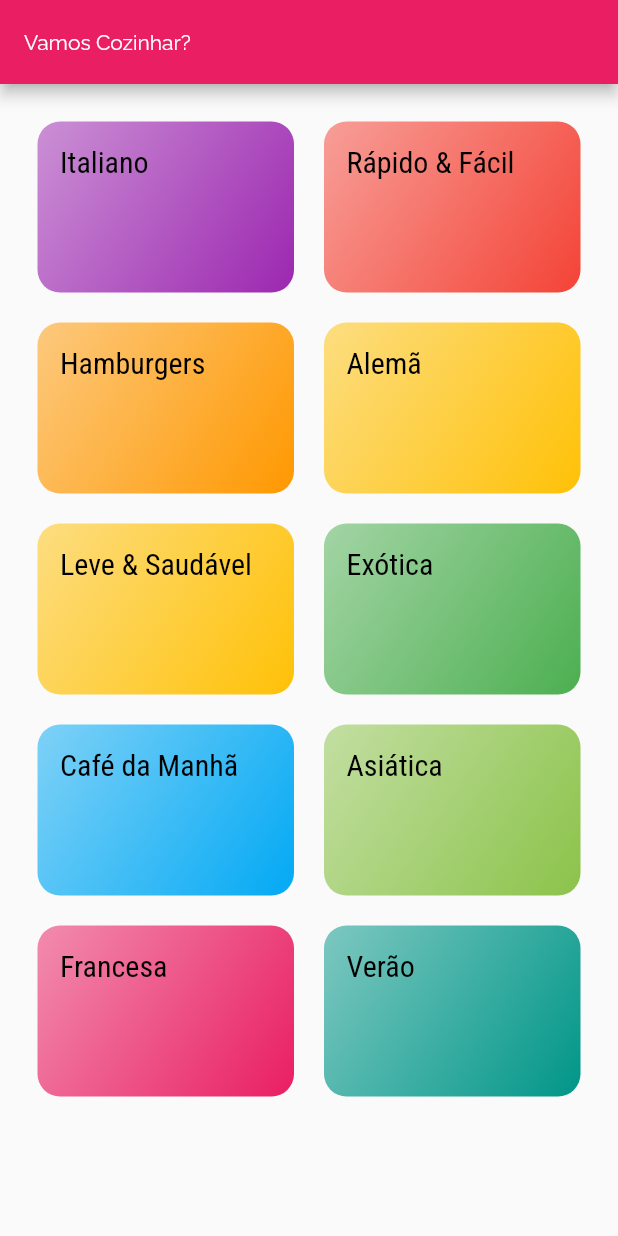
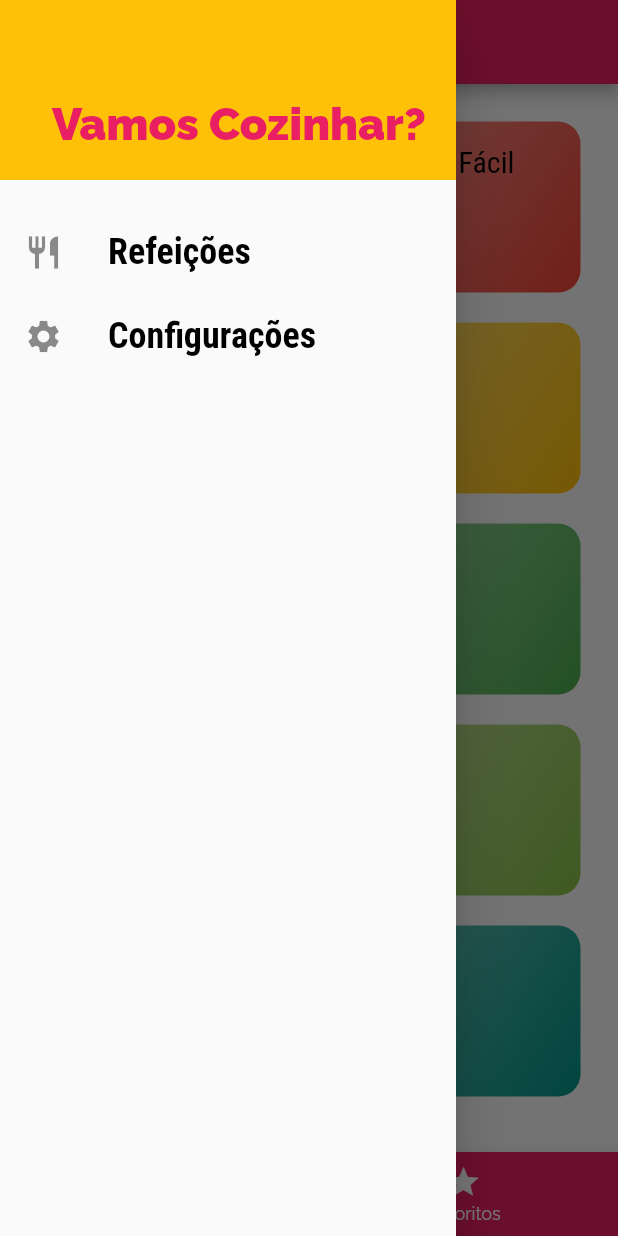
Before and after one commit to ailtonjunior-sd/meals_app, a Flutter app: the screen it shows after launch, with the side drawer open (before the commit the screen has no drawer), on a phone screen of 412 x 824 dp. Run offline on Flutter 3.47's test engine with Material 2 defaults, Android fonts, the phone set to English and light mode, and no system bars.

Commit message:
inclusao de telas e navegacao

```diff
--- /dev/null
+++ b/lib/components/main_drawer.dart
@@ -0,0 +1,60 @@
+import 'package:flutter/material.dart';
+import 'package:meals/utils/app_routes.dart';
+
+class MainDrawer extends StatelessWidget {
+  const MainDrawer({super.key});
+
+  Widget _createItem(IconData icon, String label, Function onTap) {
+    return ListTile(
+      leading: Icon(
+        icon,
+        size: 26,
+      ),
+      title: Text(
+        label,
+        style: const TextStyle(
+          color: Colors.black,
+          fontFamily: 'RobotoCondensed',
+          fontSize: 24,
+          fontWeight: FontWeight.bold,
+        ),
+      ),
+      onTap: () => onTap(),
+    );
+  }
+
+  @override
+  Widget build(BuildContext context) {
+    return Drawer(
+      child: Column(
+        children: <Widget>[
+          Container(
+            height: 120,
+            width: double.infinity,
+            padding: const EdgeInsets.all(20),
+            color: Theme.of(context).colorScheme.secondary,
+            alignment: Alignment.bottomRight,
+            child: Text(
+              'Vamos Cozinhar?',
+              style: TextStyle(
+                  fontWeight: FontWeight.w900,
+                  fontSize: 30,
+                  color: Theme.of(context).colorScheme.primary),
+            ),
+          ),
+          const SizedBox(height: 20),
+          _createItem(
+            Icons.restaurant,
+            'Refeições',
+            () => Navigator.of(context).pushReplacementNamed(AppRoutes.HOME),
+          ),
+          _createItem(
+            Icons.settings,
+            'Configurações',
+            () => Navigator.of(context).pushReplacementNamed(AppRoutes.SETTINGS),
+          ),
+        ],
+      ),
+    );
+  }
+}
--- a/lib/main.dart
+++ b/lib/main.dart
@@ -1,7 +1,9 @@
 import 'package:flutter/material.dart';
-import 'package:meals/screens/categories_screen.dart';
+import 'package:meals/screens/settings_screen.dart';
 import 'package:meals/screens/categories_meals_screen.dart';
+import 'package:meals/screens/meal_detail_screen.dart';
 import 'package:meals/utils/app_routes.dart';
+import 'package:meals/screens/tabs_screen.dart';
 
 void main() => runApp(const MyApp());
 
@@ -26,14 +28,16 @@ class MyApp extends StatelessWidget {
           titleMedium: const TextStyle(
             fontSize: 20,
             fontFamily: 'RobotoCondensed',
-            color: Colors.black
-          )
-        )
+            color: Colors.black,
+          ),
+        ),
       ),
       routes: {
-        AppRoutes.HOME: (ctx) => const CategoriesScreen(),
+        AppRoutes.HOME: (ctx) => const TabsScreen(),
         AppRoutes.CATEGORIES_MEALS: (ctx) => const CategoriesMealsScreen(),
-      }
+        AppRoutes.MEAL_DETAIL: (ctx) => const MealDetailScreen(),
+        AppRoutes.SETTINGS: (ctx) => const SettingsScreen(),
+      },
     );
   }
 }
--- a/lib/screens/categories_meals_screen.dart
+++ b/lib/screens/categories_meals_screen.dart
@@ -1,6 +1,7 @@
 import 'package:flutter/material.dart';
 import 'package:meals/models/category.dart';
 import 'package:meals/data/dummy-data.dart';
+import 'package:meals/components/meal_item.dart';
 
 class CategoriesMealsScreen extends StatelessWidget {
   const CategoriesMealsScreen({super.key});
@@ -19,10 +20,7 @@ class CategoriesMealsScreen extends StatelessWidget {
       body: ListView.builder(
         itemCount: categoryMeals.length,
         itemBuilder: (ctx, index) {
-          return Text(
-            categoryMeals[index].title,
-            style: const TextStyle(color: Colors.black),
-          );
+          return MealItem(categoryMeals[index]);
         },
       ),
     );
--- a/lib/screens/categories_screen.dart
+++ b/lib/screens/categories_screen.dart
@@ -7,14 +7,7 @@ class CategoriesScreen extends StatelessWidget {
 
   @override
   Widget build(BuildContext context) {
-    return Scaffold(
-      appBar: AppBar(
-        title: Text(
-          'Vamos Cozinhar?',
-          style: Theme.of(context).textTheme.bodyMedium,
-        ),
-      ),
-      body: GridView(
+    return GridView(
       padding: const EdgeInsets.all(25),
       gridDelegate: const SliverGridDelegateWithMaxCrossAxisExtent(
         maxCrossAxisExtent: 200,
@@ -25,7 +18,6 @@ class CategoriesScreen extends StatelessWidget {
       children: DUMMY_CATEGORIES.map((cat) {
         return CategoryItem(cat);
       }).toList(),
-      ),
     );
   }
 }
--- /dev/null
+++ b/lib/screens/tabs_screen.dart
@@ -0,0 +1,54 @@
+import 'package:flutter/material.dart';
+import 'package:meals/screens/categories_screen.dart';
+import 'package:meals/screens/favorite_screen.dart';
+import 'package:meals/components/main_drawer.dart';
+
+class TabsScreen extends StatefulWidget {
+  const TabsScreen({super.key});
+
+  @override
+  State<TabsScreen> createState() => _TabsScreenState();
+}
+
+class _TabsScreenState extends State<TabsScreen> {
+  int _selectedScreenIndex = 0;
+  final List<Map<String, Object>> _screens = [
+    {'title': 'Lista de Categorias', 'screen': const CategoriesScreen()},
+    {'title': 'Meus Favoritos', 'screen': const FavoriteScreen()},
+  ];
+
+  _selectScreen(int index) {
+    setState(() {
+      _selectedScreenIndex = index;
+    });
+  }
+
+  @override
+  Widget build(BuildContext context) {
+    return Scaffold(
+      appBar: AppBar(
+        title: Text(_screens[_selectedScreenIndex]['title'] as String),
+      ),
+      drawer: MainDrawer(),
+      body: _screens[_selectedScreenIndex]['screen'] as Widget,
+      bottomNavigationBar: BottomNavigationBar(
+        onTap: _selectScreen,
+        backgroundColor: Theme.of(context).colorScheme.primary,
+        unselectedItemColor: Colors.white,
+        selectedItemColor: Theme.of(context).colorScheme.secondary,
+        currentIndex: _selectedScreenIndex,
+        type: BottomNavigationBarType.fixed,
+        items: const [
+          BottomNavigationBarItem(
+            icon: Icon(Icons.category),
+            label: 'Categoria',
+          ),
+          BottomNavigationBarItem(
+            icon: Icon(Icons.star),
+            label: 'Favoritos',
+          ),
+        ],
+      ),
+    );
+  }
+}
--- a/lib/utils/app_routes.dart
+++ b/lib/utils/app_routes.dart
@@ -1,4 +1,6 @@
 class AppRoutes {
   static const HOME = '/';
-  static const CATEGORIES_MEALS = '/categories_meals';
+  static const CATEGORIES_MEALS = '/categories-meals';
+  static const MEAL_DETAIL = '/meal-detail';
+  static const SETTINGS = '/settings';
 }
```
Also changed, not shown: lib/components/meal_item.dart (added, +109 -0 lines), lib/models/meal.dart (+29 -5 lines), lib/screens/favorite_screen.dart (added, +17 -0 lines), lib/screens/meal_detail_screen.dart (added, +99 -0 lines), lib/screens/settings_screen.dart (added, +24 -0 lines). Lines whose indentation alone changed are shown as unchanged.
